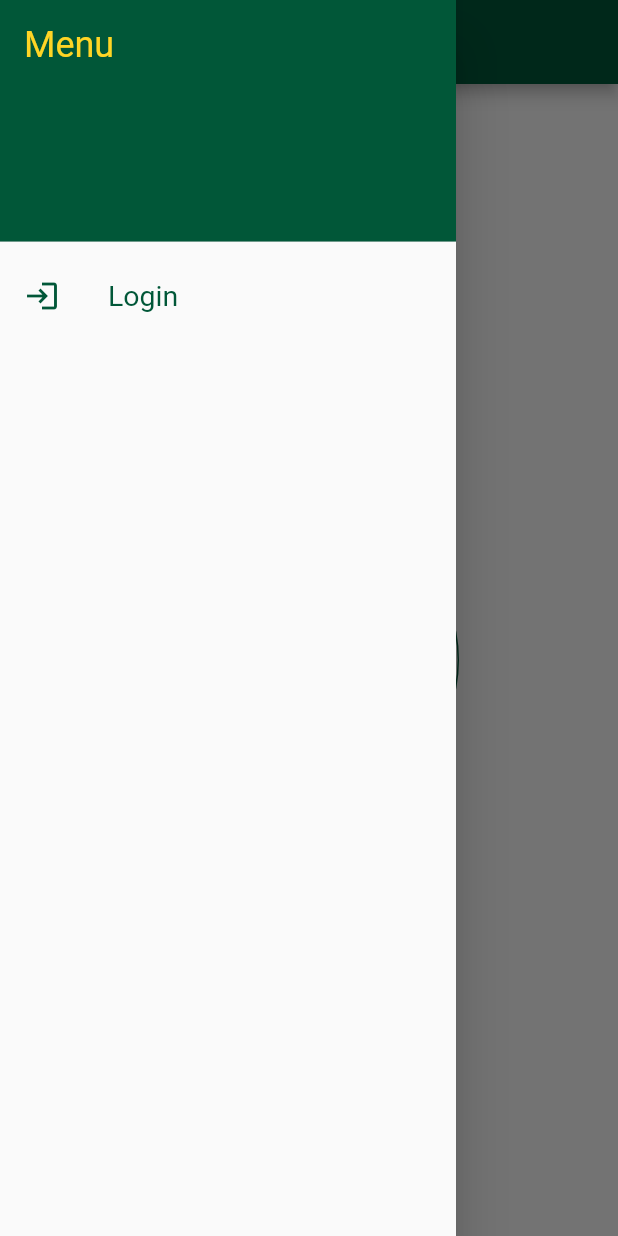
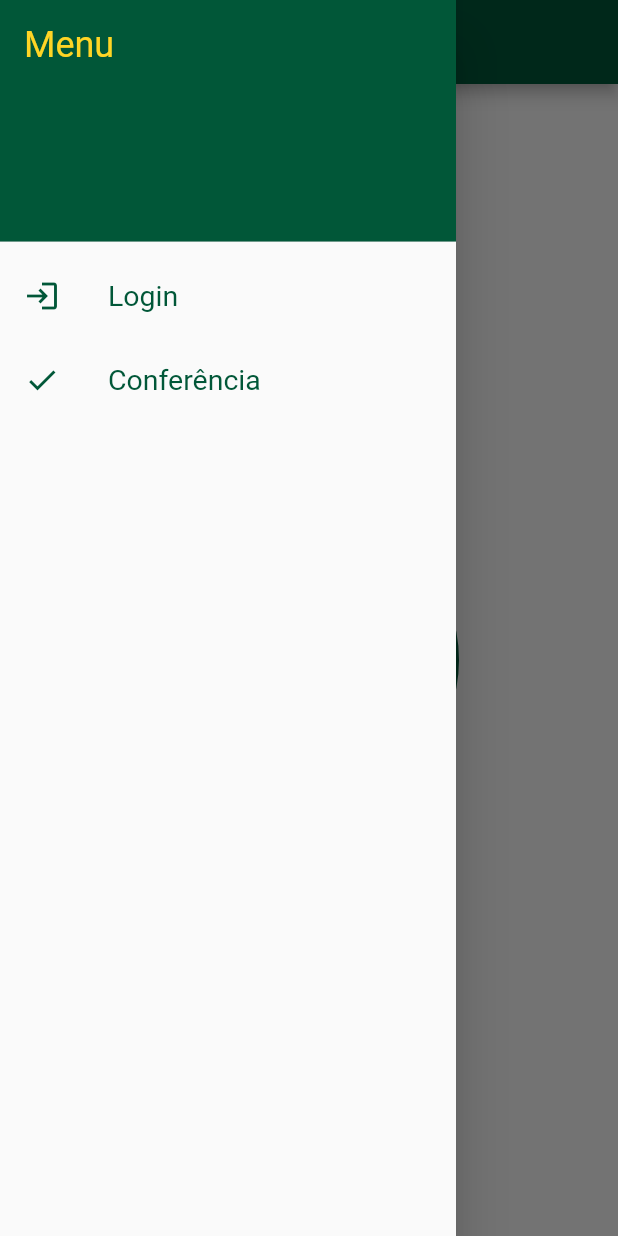
Before and after one commit to CristinoServim/infoapp, a Flutter app: the HomePage screen opened directly, with the side drawer open, on a phone screen of 412 x 824 dp. Run offline on Flutter 3.47's test engine with Material 2 defaults, Android fonts, the phone set to English and light mode, and no system bars; our stand-ins replace dio, shared_preferences; accounts and stored records are empty.

```diff
--- a/lib/app/auth/authentication_service.dart
+++ b/lib/app/auth/authentication_service.dart
@@ -33,7 +33,8 @@ class AuthenticationService {
     }
 
     final Dio dio = Dio();
-    const String apiUrl = 'https://api.infobrasilsistemas.com.br/v1-ibra/login';
+    // const String apiUrl = 'https://api.infobrasilsistemas.com.br/v1-ibra/login';
+    const String apiUrl = 'http://192.168.253.94:5001/v1-ibra/login';
 
     try {
       final response = await dio.post(
@@ -43,7 +44,7 @@ class AuthenticationService {
           'usu_pass': password,
         },
       );
-
+      print('minha response: $response');
       if (response.statusCode == 200) {
         final SharedPreferences prefs = await SharedPreferences.getInstance();
         prefs.setString('token', response.data['token']);
--- a/lib/app/screens/home_page.dart
+++ b/lib/app/screens/home_page.dart
@@ -2,6 +2,7 @@ import 'package:flutter/material.dart';
 import 'package:infoapp/app/auth/auth_provider.dart';
 import 'package:infoapp/app/screens/login_page.dart';
 import 'package:infoapp/app/widgets/app_drawer.dart';
+import 'package:infoapp/app/widgets/my_app_bar.dart';
 import 'package:provider/provider.dart';
 
 class HomePage extends StatefulWidget {
@@ -37,19 +38,7 @@ class _HomePageState extends State<HomePage> {
     return Consumer<AuthProvider>(
       builder: (context, authProvider, child) {
         return Scaffold(
-          appBar: AppBar(
-            title: Text(
-              "Infobrasil",
-              style: TextStyle(
-                fontFamily: 'Roboto',
-                fontSize: 25,
-                color: Theme.of(context).colorScheme.secondary,
-              ),
-            ),
-            iconTheme: IconThemeData(
-              color: Theme.of(context).colorScheme.secondary,
-            ),
-          ),
+          appBar: const MyAppBar(titleText: 'Infobrasil'),
           drawer: const AppDrawer(),
           body: Center(
             child: Container(
@@ -59,7 +48,7 @@ class _HomePageState extends State<HomePage> {
                 shape: BoxShape.circle,
                 border: Border.all(
                   color: Theme.of(context).colorScheme.primary,
-                  width: 1.0,
+                  width: 3.0,
                 ),
               ),
               child: ClipOval(
--- a/lib/app/widgets/app_drawer.dart
+++ b/lib/app/widgets/app_drawer.dart
@@ -1,4 +1,5 @@
 import 'package:flutter/material.dart';
+import 'package:infoapp/app/screens/conferencia_venda_screen.dart';
 import 'package:infoapp/app/screens/login_page.dart';
 
 class AppDrawer extends StatefulWidget {
@@ -50,6 +51,28 @@ class _AppDrawerState extends State<AppDrawer> {
               );
             },
           ),
+          ListTile(
+            leading: Icon(
+              Icons.check,
+              color: Theme.of(context).colorScheme.primary,
+            ),
+            title: Text(
+              'Conferência',
+              style: TextStyle(
+                fontFamily: 'Roboto',
+                color: Theme.of(context).colorScheme.primary,
+                fontSize: 19,
+              ),
+            ),
+            onTap: () {
+              Navigator.pop(context); // Fecha o menu
+              Navigator.push(
+                context,
+                MaterialPageRoute(
+                    builder: (context) => const ConferenciaVendaScreen()),
+              );
+            },
+          ),
           // Adicione outros itens do menu aqui
         ],
       ),
--- /dev/null
+++ b/lib/app/widgets/my_app_bar.dart
@@ -0,0 +1,35 @@
+// app_bar.dart
+
+import 'package:flutter/material.dart';
+
+class MyAppBar extends StatelessWidget implements PreferredSizeWidget {
+  final String titleText;
+  final IconData? iconData;
+
+  const MyAppBar({
+    required this.titleText,
+    this.iconData,
+    Key? key,
+  }) : super(key: key);
+
+  @override
+  Size get preferredSize => const Size.fromHeight(kToolbarHeight);
+
+  @override
+  Widget build(BuildContext context) {
+    return AppBar(
+      title: Text(
+        titleText,
+        style: TextStyle(
+          fontFamily: 'Roboto',
+          fontSize: 25,
+          color: Theme.of(context).colorScheme.secondary,
+        ),
+      ),
+      iconTheme: IconThemeData(
+        color: Theme.of(context).colorScheme.secondary,
+      ),
+      leading: iconData != null ? Icon(iconData) : null,
+    );
+  }
+}
```
Also changed, not shown: lib/app/screens/conferencia_venda.dart (deleted, +0 -15 lines), lib/app/screens/conferencia_venda_screen.dart (added, +25 -0 lines), lib/app/widgets/vendas/vendas_conferencia_form.dart (added, +115 -0 lines).
